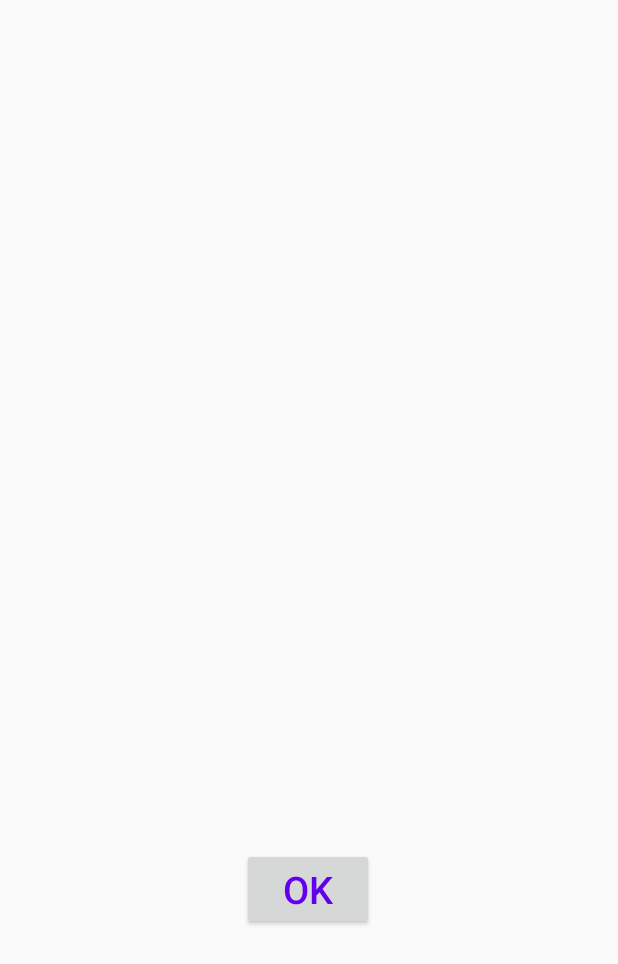
After one commit to dudethefairy/Piskvorky, an Android app: the VyhraActivity screen opened directly, with no data from a screen before it, on a phone screen of 412 x 824 dp. The commit adds this screen. Shown: the top 964 px of the screen. Run offline under Robolectric (Android 15) with nearby library versions, the phone set to English and light mode, and no system bars.

Commit message:
commit Filip

```diff
--- a/app/src/main/AndroidManifest.xml
+++ b/app/src/main/AndroidManifest.xml
@@ -9,7 +9,8 @@
         android:roundIcon="@mipmap/ic_launcher_round"
         android:supportsRtl="true"
         android:theme="@style/Theme.Piskvorky">
-        <activity android:name=".HraActivity"></activity>
+        <activity android:name=".VyhraActivity"></activity>
+        <activity android:name=".HraActivity" />
         <activity android:name=".MainActivity">
             <intent-filter>
                 <action android:name="android.intent.action.MAIN" />
--- /dev/null
+++ b/app/src/main/java/com/example/piskvorky/VyhraActivity.kt
@@ -0,0 +1,25 @@
+package com.example.piskvorky
+
+import android.content.Intent
+import androidx.appcompat.app.AppCompatActivity
+import android.os.Bundle
+import android.widget.Button
+import android.widget.TextView
+
+class VyhraActivity : AppCompatActivity() {
+    override fun onCreate(savedInstanceState: Bundle?) {
+        super.onCreate(savedInstanceState)
+        setContentView(R.layout.activity_vyhra)
+
+        val vitez = intent.getStringExtra("vitez")
+        val textViewVitez = findViewById<TextView>(R.id.textViewVitez)
+        textViewVitez.setText(vitez)
+
+        val buttonKonec = findViewById<Button>(R.id.buttonOK)
+        buttonKonec.setOnClickListener{
+            val intent = Intent(this, MainActivity::class.java)
+            startActivity(intent)
+        }
+
+    }
+}
--- /dev/null
+++ b/app/src/main/res/layout/activity_vyhra.xml
@@ -0,0 +1,36 @@
+<?xml version="1.0" encoding="utf-8"?>
+<androidx.constraintlayout.widget.ConstraintLayout xmlns:android="http://schemas.android.com/apk/res/android"
+    xmlns:app="http://schemas.android.com/apk/res-auto"
+    xmlns:tools="http://schemas.android.com/tools"
+    android:layout_width="match_parent"
+    android:layout_height="match_parent"
+    tools:context=".VyhraActivity">
+
+    <TextView
+        android:id="@+id/textViewVitez"
+        android:layout_width="wrap_content"
+        android:layout_height="wrap_content"
+        android:text="Vítězem se stává ....."
+        android:textColor="@color/purple_500"
+        android:textSize="25dp"
+        app:layout_constraintBottom_toBottomOf="parent"
+        app:layout_constraintEnd_toEndOf="parent"
+        app:layout_constraintHorizontal_bias="0.498"
+        app:layout_constraintStart_toStartOf="parent"
+        app:layout_constraintTop_toTopOf="parent"
+        app:layout_constraintVertical_bias="0.291" />
+
+    <Button
+        android:id="@+id/buttonOK"
+        android:layout_width="wrap_content"
+        android:layout_height="wrap_content"
+        android:text="OK"
+        android:textColor="@color/purple_500"
+        android:textSize="25sp"
+        app:layout_constraintBottom_toBottomOf="parent"
+        app:layout_constraintEnd_toEndOf="parent"
+        app:layout_constraintHorizontal_bias="0.498"
+        app:layout_constraintStart_toStartOf="parent"
+        app:layout_constraintTop_toTopOf="parent"
+        app:layout_constraintVertical_bias="0.735" />
+</androidx.constraintlayout.widget.ConstraintLayout>
```
Also changed, not shown: app/src/main/java/com/example/piskvorky/HraActivity.kt (+103 -19 lines), app/src/main/res/layout/activity_hra.xml (+14 -13 lines).
